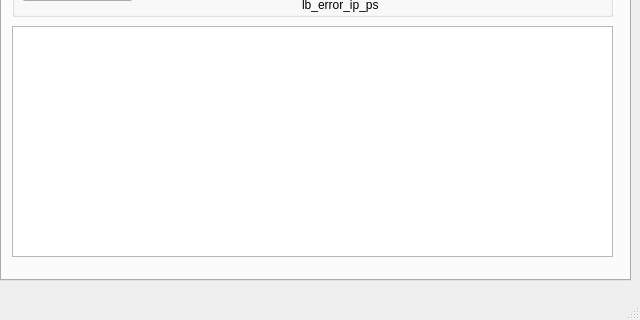
First picture: the form in src/resources/ui/main.ui, repository jebr/network-monitoring, before the edit; both pictures show x 0 to 640 and y 160 to 480 of the 640 by 480 pixel window.
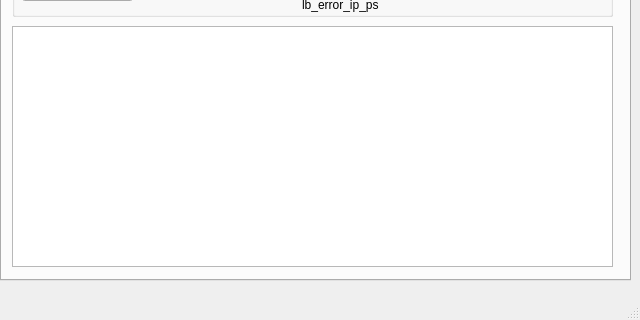
Second picture: the form after the edit. The open tabs and pages were chosen to show the change.

Commit message: [improved] edit portscan function

```diff
--- a/src/resources/ui/main.ui
+++ b/src/resources/ui/main.ui
@@ -317,13 +317,13 @@
        </property>
       </widget>
      </widget>
-     <widget class="QTableView" name="table_portscan">
+     <widget class="QTableWidget" name="table_portscan">
       <property name="geometry">
        <rect>
         <x>10</x>
         <y>160</y>
         <width>601</width>
-        <height>231</height>
+        <height>241</height>
        </rect>
       </property>
      </widget>
```
Left out of the diff: 5 changed lines with no effect on the pictures. The commit also changes 1 other file.
